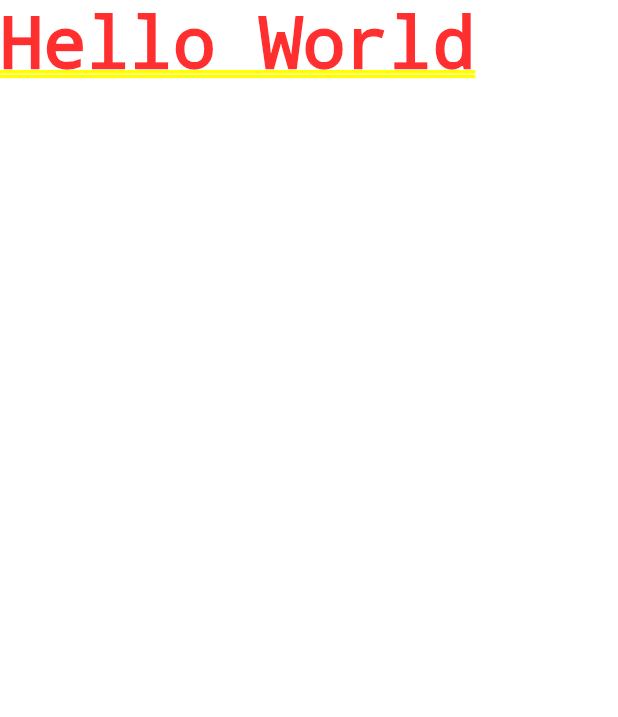
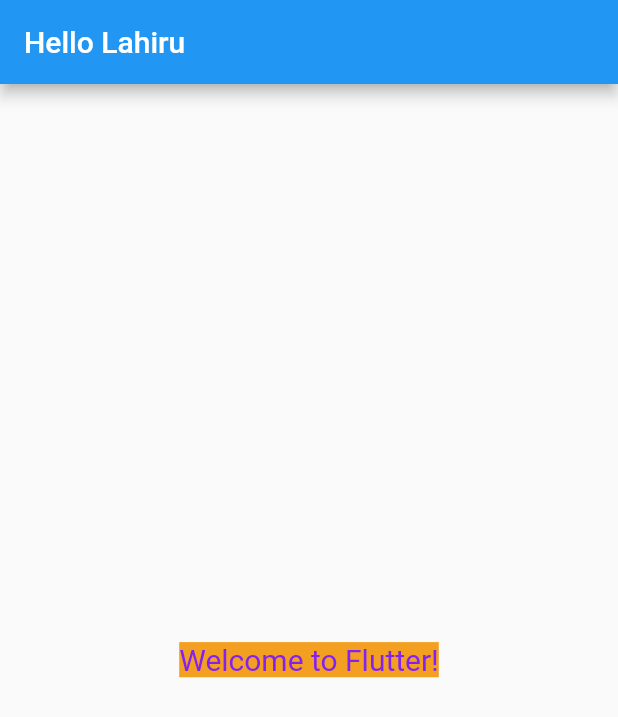
Before and after one commit to LahiruLakshan/Flutter-Tutorials, a Flutter app: the screen it shows after launch, on a phone screen of 412 x 824 dp. Shown: the top 717 px of the screen. Run offline on Flutter 3.47's test engine with Material 2 defaults, Android fonts, the phone set to English and light mode, and no system bars; our stand-ins replace hexcolor.

Commit message:
using scaffold and hex color dependence

```diff
--- a/lib/main.dart
+++ b/lib/main.dart
@@ -1,14 +1,25 @@
 import 'package:flutter/material.dart';
+import 'package:hexcolor/hexcolor.dart';
 
-main(){
+void main() {
   runApp(MyApp());
 }
 
-class MyApp extends StatelessWidget{
+class MyApp extends StatelessWidget {
   @override
   Widget build(BuildContext context) {
     return MaterialApp(
-      home: Text("Hello World"),
+      home: Scaffold(
+        appBar: AppBar(
+          title: Text("Hello Lahiru"),
+        ),
+        body: Center(
+          child: Text(
+            "Welcome to Flutter!",
+            style: TextStyle(fontSize: 20, color: HexColor("#8321F3"), backgroundColor: HexColor("#f39f21")),
+          ),
+        ),
+      ),
     );
   }
 }
--- a/pubspec.yaml
+++ b/pubspec.yaml
@@ -28,6 +28,7 @@ dependencies:
   # The following adds the Cupertino Icons font to your application.
   # Use with the CupertinoIcons class for iOS style icons.
   cupertino_icons: ^1.0.2
+  hexcolor: ^2.0.5
 
 dev_dependencies:
   flutter_test:
```
Also changed, not shown: pubspec.lock.
